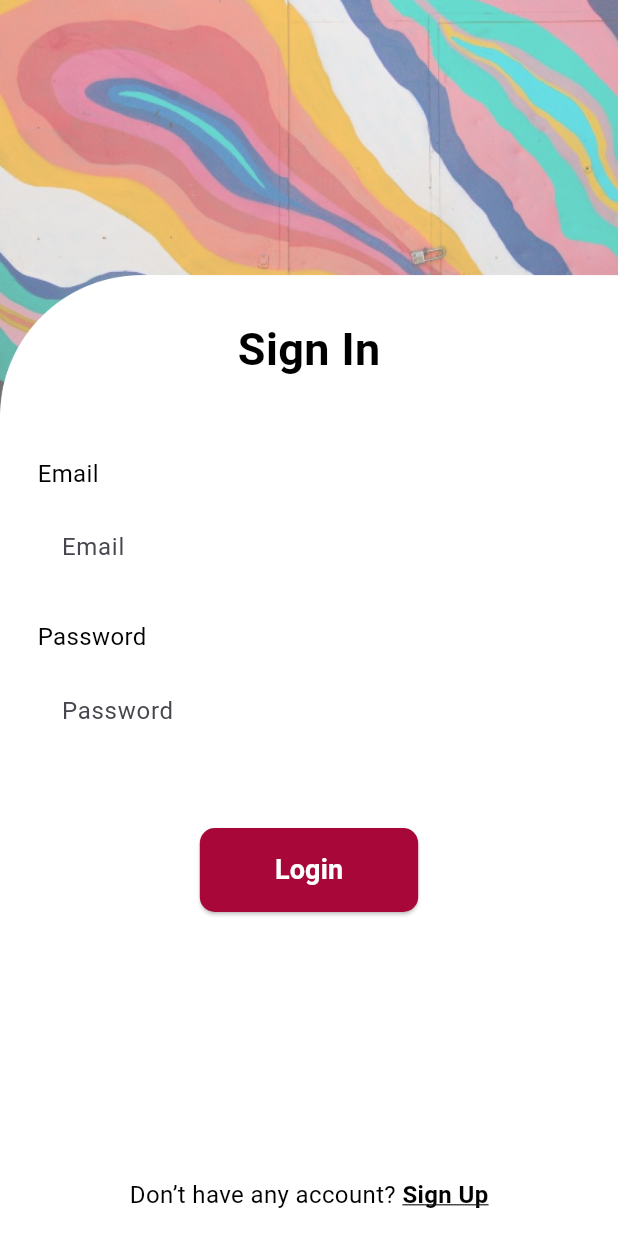
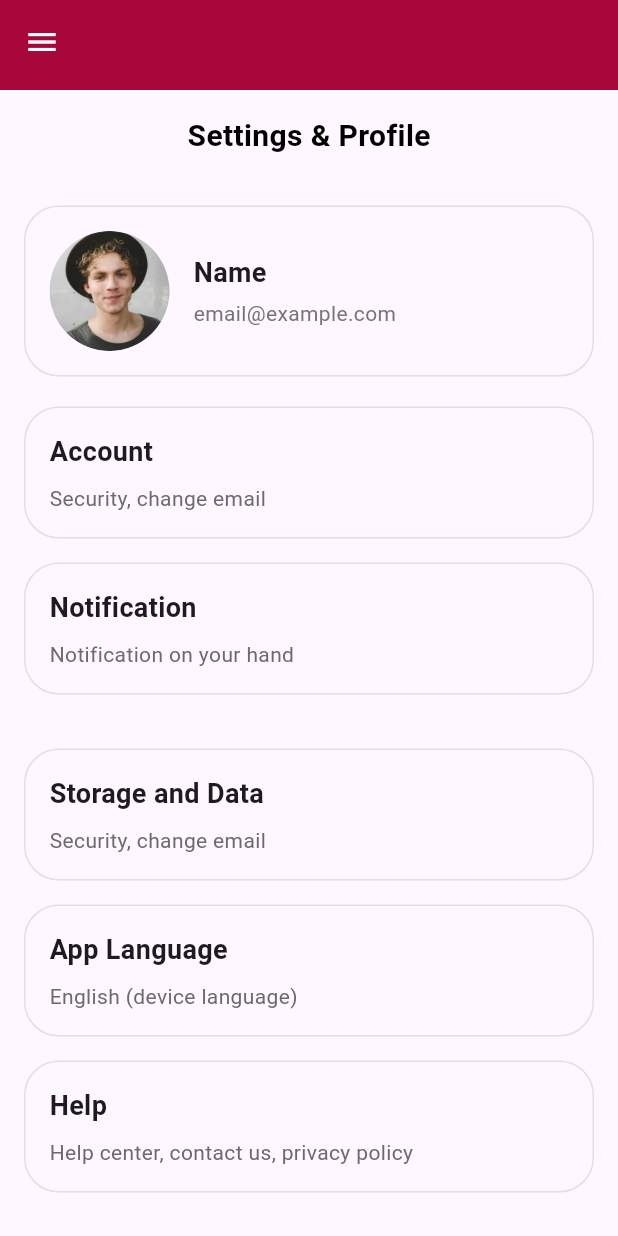
Before and after one commit to michael29-code/ux_team_project, a Flutter app: the screen it shows after launch, on a phone screen of 412 x 824 dp. Run offline on Flutter 3.47's test engine with Material 3 defaults, Android fonts, the phone set to English and light mode, and no system bars; our stand-ins replace google_fonts.

Commit message:
sudah jadi bagian PROFILE

```diff
--- a/lib/main.dart
+++ b/lib/main.dart
@@ -1,21 +1,21 @@
 import 'package:flutter/material.dart';
-import 'pages/login.dart';
+import 'package:google_fonts/google_fonts.dart';
+import 'pages/profile.dart'; // Pastikan jalur ini benar
 
 void main() {
-  runApp(const MyApp());
+  runApp(MyApp());
 }
 
 class MyApp extends StatelessWidget {
-  const MyApp({super.key});
-
   @override
   Widget build(BuildContext context) {
     return MaterialApp(
-      title: 'Login Demo',
+      title: 'Flutter Demo',
       theme: ThemeData(
-        primarySwatch: Colors.blue,
+        // Tema aplikasi
+        textTheme: GoogleFonts.istokWebTextTheme(Theme.of(context).textTheme),
       ),
-      home: const SignInPage(),
+      home: const SettingsProfilePage(),
     );
   }
 }
--- /dev/null
+++ b/lib/pages/header.dart
@@ -0,0 +1,24 @@
+import 'package:flutter/material.dart';
+
+class Header extends StatelessWidget implements PreferredSizeWidget {
+  const Header({Key? key}) : super(key: key);
+
+  @override
+  Size get preferredSize => const Size.fromHeight(60.0);
+
+  @override
+  Widget build(BuildContext context) {
+    return AppBar(
+      backgroundColor: const Color(0xFFA70739), // Warna header
+      leading: IconButton(
+        icon: const Icon(Icons.menu),
+        onPressed: () {
+          Scaffold.of(context).openDrawer(); // Menampilkan drawer menu jika ada
+        },
+        color: Colors.white, // Warna ikon hamburger menu
+      ),
+      title: SizedBox.shrink(), // Menghilangkan judul dari AppBar
+      elevation: 0, // Menghilangkan bayangan di bawah header
+    );
+  }
+}
--- /dev/null
+++ b/lib/pages/profile.dart
@@ -0,0 +1,213 @@
+import 'package:flutter/material.dart';
+import 'package:google_fonts/google_fonts.dart';
+import 'header.dart';
+
+class SettingsProfilePage extends StatelessWidget {
+  const SettingsProfilePage({super.key});
+
+  @override
+  Widget build(BuildContext context) {
+    return Scaffold(
+      appBar: const Header(), // Menggunakan custom Header AppBar
+      body: Column(
+        children: [
+          // Title di bawah AppBar
+          Container(
+            padding: const EdgeInsets.all(16.0),
+            child: Text(
+              'Settings & Profile',
+              style: GoogleFonts.istokWeb(
+                textStyle: const TextStyle(
+                  color: Colors.black,
+                  fontSize: 20,
+                  fontWeight: FontWeight.bold,
+                ),
+              ),
+            ),
+          ),
+          Expanded(
+            child: SingleChildScrollView(
+              child: Padding(
+                padding: const EdgeInsets.all(16.0),
+                child: Column(
+                  crossAxisAlignment: CrossAxisAlignment.start,
+                  children: [
+                    // Profile Box
+                    Container(
+                      padding: const EdgeInsets.all(16.0),
+                      decoration: BoxDecoration(
+                        borderRadius: BorderRadius.circular(23),
+                        border: Border.all(color: Colors.grey.shade300),
+                      ),
+                      child: Row(
+                        children: [
+                          CircleAvatar(
+                            radius: 40,
+                            backgroundImage: AssetImage(
+                                'assets/profile_image.png'), // Pastikan jalur ini benar
+                          ),
+                          const SizedBox(width: 16),
+                          Column(
+                            crossAxisAlignment: CrossAxisAlignment.start,
+                            children: [
+                              Text(
+                                'Name',
+                                style: GoogleFonts.istokWeb(
+                                  textStyle: const TextStyle(
+                                    fontWeight: FontWeight.bold,
+                                    fontSize: 18,
+                                  ),
+                                ),
+                              ),
+                              const SizedBox(height: 4),
+                              Text(
+                                'email@example.com',
+                                style: GoogleFonts.istokWeb(
+                                  textStyle: TextStyle(
+                                    color: Colors.grey.shade600,
+                                  ),
+                                ),
+                              ),
+                            ],
+                          ),
+                        ],
+                      ),
+                    ),
+                    const SizedBox(height: 20),
+
+                    // Information Section
+                    _buildInfoSection(context, 'Account', 'Security, change email'),
+                    _buildInfoSection(context, 'Notification', 'Notification on your hand'),
+                    const SizedBox(height: 20),
+
+                    // Settings Section
+                    _buildSettingsSection(context, 'Storage and Data', 'Security, change email'),
+                    _buildSettingsSection(context, 'App Language', 'English (device language)'),
+                    _buildSettingsSection(context, 'Help', 'Help center, contact us, privacy policy'),
+                    const SizedBox(height: 20),
+
+                    // Logout Button
+                    Center(
+                      child: ElevatedButton(
+                        onPressed: () {
+                          // Add your onPressed code here!
+                        },
+                        style: ElevatedButton.styleFrom(
+                          side: const BorderSide(color: Color(0xFFA70739)), // Border stroke color
+                          backgroundColor: Colors.white, // Fill color
+                          padding: const EdgeInsets.symmetric(horizontal: 50, vertical: 15),
+                          shape: RoundedRectangleBorder(
+                            borderRadius: BorderRadius.circular(10.0),
+                          ),
+                        ),
+                        child: Text(
+                          'Logout',
+                          style: GoogleFonts.istokWeb(
+                            textStyle: const TextStyle(
+                              color: Color(0xFFA70739), // Text color
+                              fontSize: 18,
+                              fontWeight: FontWeight.bold,
+                            ),
+                          ),
+                        ),
+                      ),
+                    ),
+                  ],
+                ),
+              ),
+            ),
+          ),
+        ],
+      ),
+    );
+  }
+
+  Widget _buildInfoSection(BuildContext context, String title, String description) {
+    return Row(
+      children: [
+        Expanded(
+          child: Container(
+            padding: const EdgeInsets.all(16.0),
+            margin: const EdgeInsets.only(bottom: 16.0),
+            decoration: BoxDecoration(
+              borderRadius: BorderRadius.circular(23),
+              border: Border.all(color: Colors.grey.shade300),
+            ),
+            child: Column(
+              crossAxisAlignment: CrossAxisAlignment.start,
+              children: [
+                Text(
+                  title,
+                  style: GoogleFonts.istokWeb(
+                    textStyle: const TextStyle(
+                      fontWeight: FontWeight.bold,
+                      fontSize: 18,
+                    ),
+                  ),
+                ),
+                const SizedBox(height: 8),
+                Text(
+                  description,
+                  style: GoogleFonts.istokWeb(
+                    textStyle: const TextStyle(
+                      color: Color.fromARGB(255, 107, 107, 107),
+                      fontSize: 14,
+                    ),
+                  ),
+                ),
+              ],
+            ),
+          ),
+        ),
+      ],
+    );
+  }
+
+  Widget _buildSettingsSection(BuildContext context, String title, String description) {
+    return Row(
+      children: [
+        Expanded(
+          child: Container(
+            padding: const EdgeInsets.all(16.0),
+            margin: const EdgeInsets.only(bottom: 16.0),
+            decoration: BoxDecoration(
+              borderRadius: BorderRadius.circular(23),
+              border: Border.all(color: Colors.grey.shade300),
+            ),
+            child: Column(
+              crossAxisAlignment: CrossAxisAlignment.start,
+              children: [
+                Text(
+                  title,
+                  style: GoogleFonts.istokWeb(
+                    textStyle: const TextStyle(
+                      fontWeight: FontWeight.bold,
+                      fontSize: 18,
+                    ),
+                  ),
+                ),
+                const SizedBox(height: 8),
+                Text(
+                  description,
+                  style: GoogleFonts.istokWeb(
+                    textStyle: const TextStyle(
+                      color: Color.fromARGB(255, 107, 107, 107),
+                      fontSize: 14,
+                    ),
+                  ),
+                ),
+              ],
+            ),
+          ),
+        ),
+      ],
+    );
+  }
+}
+
+
+void main() {
+  runApp(const MaterialApp(
+    home: SettingsProfilePage(),
+  ));
+}
--- a/lib/pages/register.dart
+++ b/lib/pages/register.dart
@@ -18,6 +18,7 @@ class _RegisterPageState extends State<RegisterPage> {
   @override
   Widget build(BuildContext context) {
     return Scaffold(
+
       body: Stack(
         children: [
           // Background Image
--- a/pubspec.yaml
+++ b/pubspec.yaml
@@ -63,6 +63,7 @@ flutter:
   assets:
     - assets/login_bg.png
     - assets/register_bg.png
+    - assets/profile_image.png
 
   # To add assets to your application, add an assets section, like this:
   # assets:
```
Also changed, not shown: assets/profile_image.png (added).
